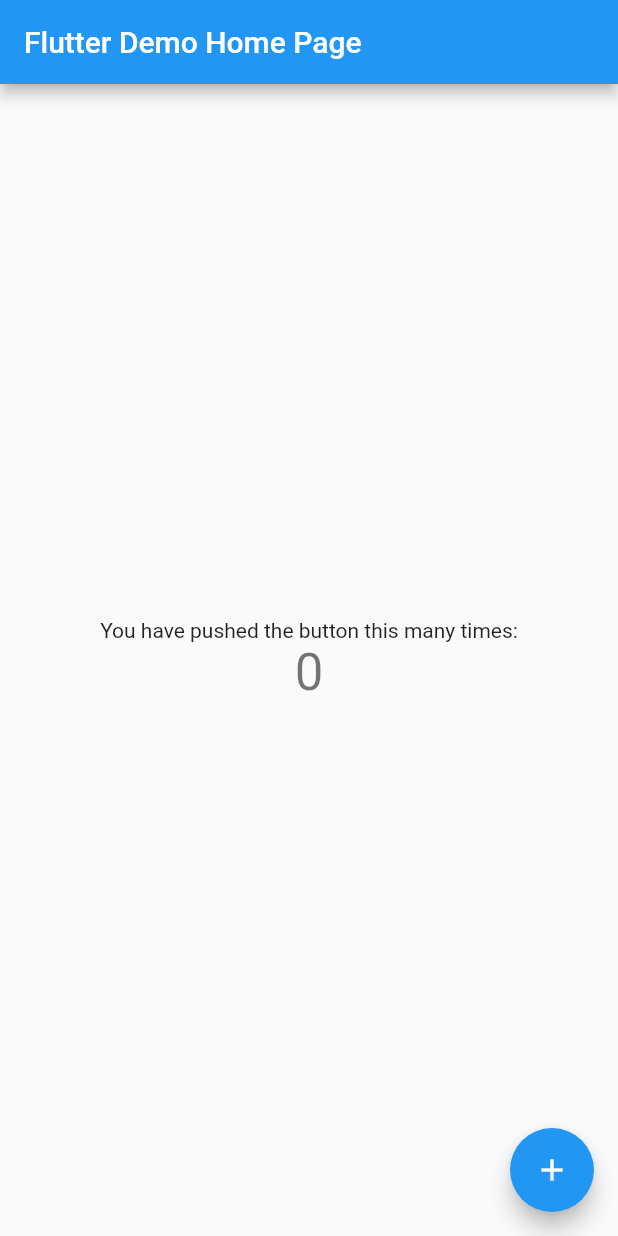
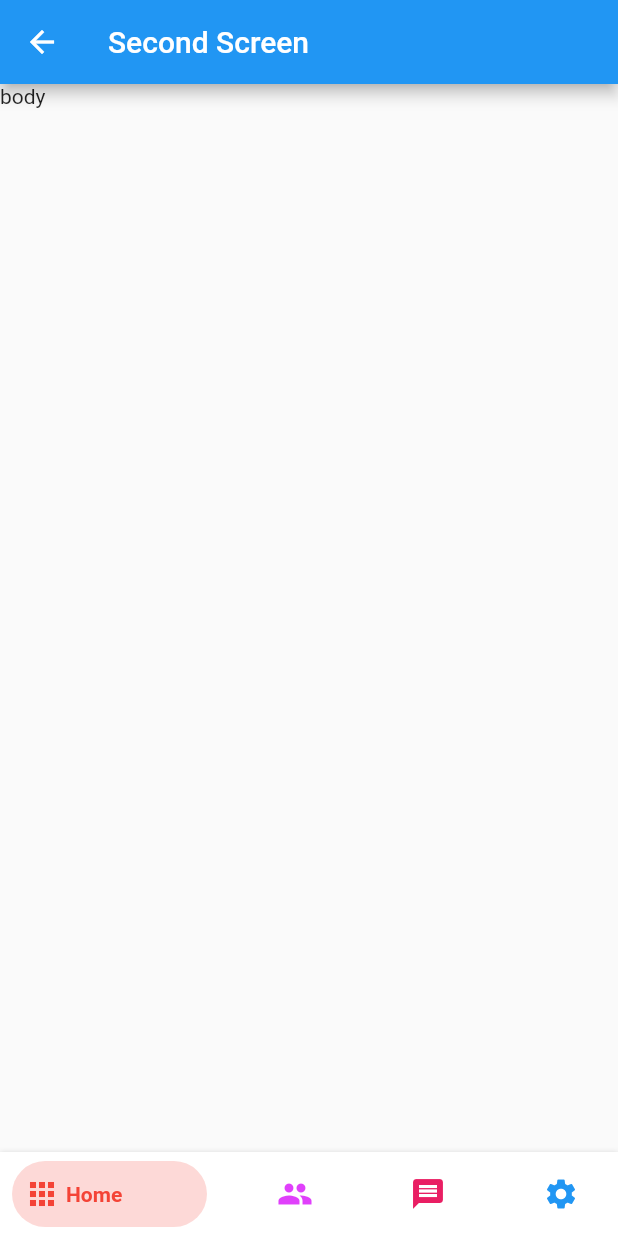
Before and after one commit to technojam/tjffd3, a Flutter app: the screen it shows after launch, on a phone screen of 412 x 824 dp. Run offline on Flutter 3.47's test engine with Material 2 defaults, Android fonts, the phone set to English and light mode, and no system bars; drawn by our look-alikes of bottom_navy_bar.

Commit message:
Update main.dart

```diff
--- a/lib/main.dart
+++ b/lib/main.dart
@@ -1,111 +1,81 @@
 import 'package:flutter/material.dart';
-
-void main() => runApp(MyApp());
-
-class MyApp extends StatelessWidget {
-  // This widget is the root of your application.
+import 'package:bottom_navy_bar/bottom_navy_bar.dart';
+main() => runApp(MyApp());
+class MyApp extends StatelessWidget{
   @override
-  Widget build(BuildContext context) {
+  Widget build (BuildContext context){
     return MaterialApp(
-      title: 'Flutter Demo',
-      theme: ThemeData(
-        // This is the theme of your application.
-        //
-        // Try running your application with "flutter run". You'll see the
-        // application has a blue toolbar. Then, without quitting the app, try
-        // changing the primarySwatch below to Colors.green and then invoke
-        // "hot reload" (press "r" in the console where you ran "flutter run",
-        // or simply save your changes to "hot reload" in a Flutter IDE).
-        // Notice that the counter didn't reset back to zero; the application
-        // is not restarted.
-        primarySwatch: Colors.blue,
-      ),
-      home: MyHomePage(title: 'Flutter Demo Home Page'),
+      home: FirstScreen(),
+      initialRoute: '/second',
+      routes: {
+        '/first' : (context) =>FirstScreen(),
+        '/second' :(context) =>SecondScreen(),
+      },
     );
   }
 }
 
-class MyHomePage extends StatefulWidget {
-  MyHomePage({Key key, this.title}) : super(key: key);
+class FirstScreen extends StatelessWidget{
+  @override
+  Widget build(BuildContext context){
+    return Scaffold(
+      appBar: AppBar(title: Text('Homepage')),
+      body: Container(child: MaterialButton(onPressed: () =>{
+        Navigator.pushNamed(context, '/second')
 
-  // This widget is the home page of your application. It is stateful, meaning
-  // that it has a State object (defined below) that contains fields that affect
-  // how it looks.
-
-  // This class is the configuration for the state. It holds the values (in this
-  // case the title) provided by the parent (in this case the App widget) and
-  // used by the build method of the State. Fields in a Widget subclass are
-  // always marked "final".
-
-  final String title;
-
-  @override
-  _MyHomePageState createState() => _MyHomePageState();
-}
-
-class _MyHomePageState extends State<MyHomePage> {
-  int _counter = 0;
-
-  void _incrementCounter() {
-    setState(() {
-      // This call to setState tells the Flutter framework that something has
-      // changed in this State, which causes it to rerun the build method below
-      // so that the display can reflect the updated values. If we changed
-      // _counter without calling setState(), then the build method would not be
-      // called again, and so nothing would appear to happen.
-      _counter++;
-    });
-  }
-
-  @override
-  Widget build(BuildContext context) {
-    // This method is rerun every time setState is called, for instance as done
-    // by the _incrementCounter method above.
-    //
-    // The Flutter framework has been optimized to make rerunning build methods
-    // fast, so that you can just rebuild anything that needs updating rather
-    // than having to individually change instances of widgets.
-    return Scaffold(
-      appBar: AppBar(
-        // Here we take the value from the MyHomePage object that was created by
-        // the App.build method, and use it to set our appbar title.
-        title: Text(widget.title),
+      }),
       ),
-      body: Center(
-        // Center is a layout widget. It takes a single child and positions it
-        // in the middle of the parent.
-        child: Column(
-          // Column is also a layout widget. It takes a list of children and
-          // arranges them vertically. By default, it sizes itself to fit its
-          // children horizontally, and tries to be as tall as its parent.
-          //
-          // Invoke "debug painting" (press "p" in the console, choose the
-          // "Toggle Debug Paint" action from the Flutter Inspector in Android
-          // Studio, or the "Toggle Debug Paint" command in Visual Studio Code)
-          // to see the wireframe for each widget.
-          //
-          // Column has various properties to control how it sizes itself and
-          // how it positions its children. Here we use mainAxisAlignment to
-          // center the children vertically; the main axis here is the vertical
-          // axis because Columns are vertical (the cross axis would be
-          // horizontal).
-          mainAxisAlignment: MainAxisAlignment.center,
-          children: <Widget>[
-            Text(
-              'You have pushed the button this many times:',
-            ),
-            Text(
-              '$_counter',
-              style: Theme.of(context).textTheme.display1,
-            ),
-          ],
-        ),
-      ),
-      floatingActionButton: FloatingActionButton(
-        onPressed: _incrementCounter,
-        tooltip: 'Increment',
-        child: Icon(Icons.add),
-      ), // This trailing comma makes auto-formatting nicer for build methods.
     );
   }
 }
+
+
+class SecondScreen extends StatefulWidget {
+  @override
+  _SecondScreenState createState() => _SecondScreenState();
+}
+
+class _SecondScreenState extends State<SecondScreen> {
+  int _selectedIndex = 0;
+  PageController _pageController = PageController();
+  @override
+  Widget build(BuildContext context) {
+    return Scaffold(
+      appBar: AppBar(title: Text("Second Screen")),
+      body: Container(child: Text("body")),
+
+   bottomNavigationBar: BottomNavyBar(
+   selectedIndex: _selectedIndex,
+   showElevation: true, // use this to remove appBar's elevation
+   onItemSelected: (index) => setState(() {
+              _selectedIndex = index;
+              _pageController.animateToPage(index,
+                  duration: Duration(milliseconds: 300), curve: Curves.ease);
+    }),
+   items: [
+     BottomNavyBarItem(
+       icon: Icon(Icons.apps),
+       title: Text('Home'),
+       activeColor: Colors.red,
+     ),
+     BottomNavyBarItem(
+         icon: Icon(Icons.people),
+         title: Text('Users'),
+         activeColor: Colors.purpleAccent
+     ),
+     BottomNavyBarItem(
+         icon: Icon(Icons.message),
+         title: Text('Messages'),
+         activeColor: Colors.pink
+     ),
+     BottomNavyBarItem(
+         icon: Icon(Icons.settings),
+         title: Text('Settings'),
+         activeColor: Colors.blue
+     ),
+   ],
+)
+
+    );
+  }
+}
```
